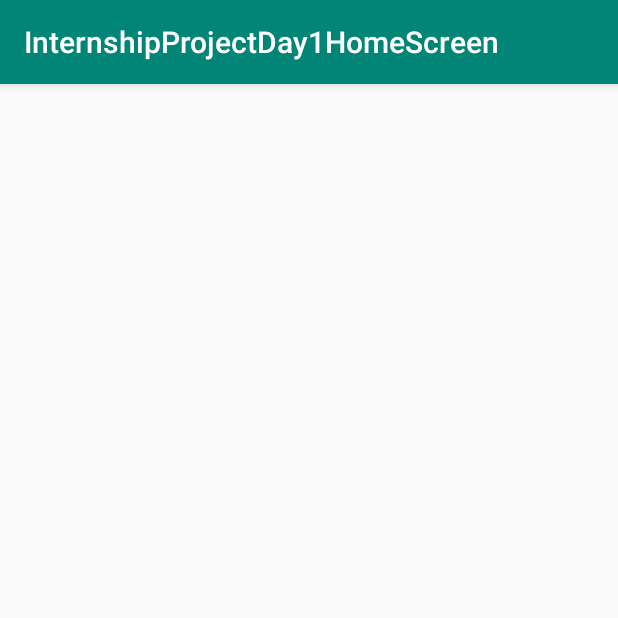
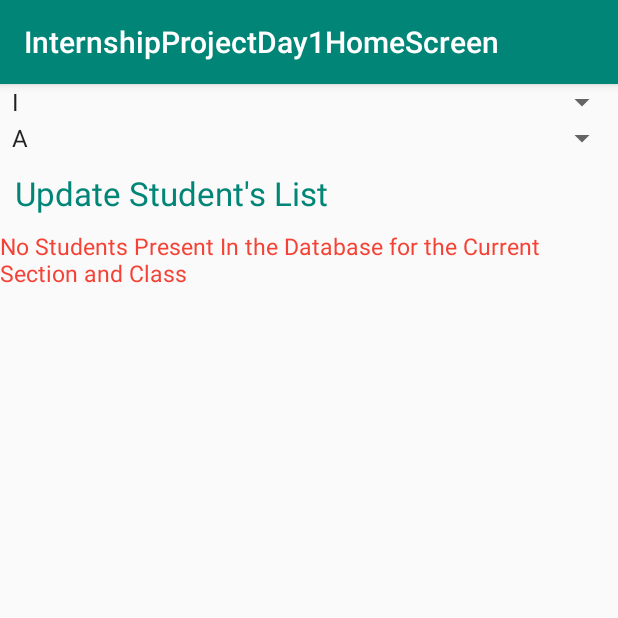
Before and after one commit to shub-naik/UpdatedSmartSchoolApp, an Android app: the UpdateStudent screen opened directly, with no data from a screen before it, on a phone screen of 412 x 824 dp, the top half of it. Run offline under Robolectric (Android 15) with nearby library versions, the phone set to English and light mode, and no system bars; our stand-ins replace Firebase (no records; nobody signed in at launch, a user with empty details on screens opened directly), Picasso; pictures from the network do not load.

Commit message:
Full Backend Functional With Update Student

```diff
--- a/app/src/main/java/com/pragyatitsolutions/SchoolManagement/UpdateStudent.java
+++ b/app/src/main/java/com/pragyatitsolutions/SchoolManagement/UpdateStudent.java
@@ -1,14 +1,183 @@
 package com.pragyatitsolutions.SchoolManagement;
 
+import androidx.annotation.NonNull;
+import androidx.appcompat.app.AlertDialog;
 import androidx.appcompat.app.AppCompatActivity;
+import androidx.recyclerview.widget.LinearLayoutManager;
+import androidx.recyclerview.widget.RecyclerView;
 
+import android.content.DialogInterface;
 import android.os.Bundle;
+import android.view.LayoutInflater;
+import android.view.View;
+import android.widget.AdapterView;
+import android.widget.Button;
+import android.widget.EditText;
+import android.widget.ImageView;
+import android.widget.Spinner;
+import android.widget.TextView;
+import android.widget.Toast;
 
-public class UpdateStudent extends AppCompatActivity {
+import com.google.firebase.database.DataSnapshot;
+import com.google.firebase.database.DatabaseError;
+import com.google.firebase.database.DatabaseReference;
+import com.google.firebase.database.FirebaseDatabase;
+import com.google.firebase.database.ValueEventListener;
+import com.squareup.picasso.Picasso;
+
+import java.util.ArrayList;
+import java.util.List;
+
+public class UpdateStudent extends AppCompatActivity implements RecyclerViewClickInterface {
+    RecyclerView recyclerView;
+    List<Student> list;
+    DatabaseReference ref;
+    Spinner classes, section;
+    StudentsListAdapter adapter;
 
     @Override
     protected void onCreate(Bundle savedInstanceState) {
         super.onCreate(savedInstanceState);
         setContentView(R.layout.activity_update_student);
+
+        list = new ArrayList<>();
+
+        recyclerView = findViewById(R.id.UpdateStudentsListRecyclerView);
+        recyclerView.setLayoutManager(new LinearLayoutManager(this));
+        adapter = new StudentsListAdapter(list, UpdateStudent.this, UpdateStudent.this);
+        recyclerView.setAdapter(adapter);
+
+        classes = findViewById(R.id.UpdateListStudentClasses);
+        section = findViewById(R.id.UpdateListStudentSection);
+
+        ref = FirebaseDatabase.getInstance().getReference("StudentsData");
+        DisplayDataInRecyclerView();
+
+        classes.setOnItemSelectedListener(new AdapterView.OnItemSelectedListener() {
+            @Override
+            public void onItemSelected(AdapterView<?> parent, View view, int position, long id) {
+                DisplayDataInRecyclerView();
+            }
+
+            @Override
+            public void onNothingSelected(AdapterView<?> parent) {
+
+            }
+        });
+        section.setOnItemSelectedListener(new AdapterView.OnItemSelectedListener() {
+            @Override
+            public void onItemSelected(AdapterView<?> parent, View view, int position, long id) {
+                DisplayDataInRecyclerView();
+            }
+
+            @Override
+            public void onNothingSelected(AdapterView<?> parent) {
+
+            }
+        });
+
+    }
+
+
+    private void DisplayDataInRecyclerView() {
+
+        // Show Dialog Box while Data is Adding to the Database.
+        // Build an AlertDialog
+        final AlertDialog.Builder builder = new AlertDialog.Builder(UpdateStudent.this);
+
+        LayoutInflater inflater = getLayoutInflater();
+        View dialogView = inflater.inflate(R.layout.progress_dialog_using_alert_dialog, null);
+
+        TextView title = dialogView.findViewById(R.id.AlertTitle);
+        TextView message = dialogView.findViewById(R.id.AlertMessage);
+        title.setText("Loading..");
+        message.setText("Data is Loading...");
+
+        // Specify alert dialog is not cancelable/not ignorable
+        builder.setCancelable(false);
+
+        // Set the custom layout as alert dialog view
+        builder.setView(dialogView);
+
+        final AlertDialog alertDialog = builder.create();
+        alertDialog.show();
+
+
+        String classesString, sectionString;
+        classesString = classes.getSelectedItem().toString();
+        sectionString = section.getSelectedItem().toString();
+
+        ref.child(classesString).child(sectionString).addListenerForSingleValueEvent(new ValueEventListener() {
+            @Override
+            public void onDataChange(@NonNull DataSnapshot dataSnapshot) {
+                if (dataSnapshot.exists()) {
+                    TextView status = findViewById(R.id.UpdateStudentStatus);
+                    status.setVisibility(View.INVISIBLE);
+                    list.clear();
+                    for (DataSnapshot d1 : dataSnapshot.getChildren()) {
+                        list.add(d1.getValue(Student.class));
+                    }
+                    adapter = new StudentsListAdapter(list, UpdateStudent.this, UpdateStudent.this);
+                    recyclerView.setAdapter(adapter);
+                    adapter.notifyDataSetChanged();
+                    alertDialog.dismiss();
+                } else {
+                    TextView status = findViewById(R.id.UpdateStudentStatus);
+                    status.setVisibility(View.VISIBLE);
+                    alertDialog.dismiss();
+                    list.clear();
+                    StudentsListAdapter adapter = new StudentsListAdapter(list, UpdateStudent.this, UpdateStudent.this);
+                    recyclerView.setAdapter(adapter);
+                    Toast.makeText(UpdateStudent.this, "No Data Present in the Database to show", Toast.LENGTH_SHORT).show();
+                }
+                alertDialog.dismiss();
+            }
+
+            @Override
+            public void onCancelled(@NonNull DatabaseError databaseError) {
+
+            }
+        });
+    }
+
+    @Override
+    public void OnItemClick(final int position) {
+
+        final Student s = list.get(position);
+// Show Dialog Box while Data is Adding to the Database.
+        // Build an AlertDialog
+        final AlertDialog.Builder builder = new AlertDialog.Builder(UpdateStudent.this);
+
+        builder.setTitle("Updating " + s.getSname());
+
+        LayoutInflater inflater = getLayoutInflater();
+        View dialogView = inflater.inflate(R.layout.update_student_dialog, null);
+        // Specify alert dialog is not cancelable/not ignorable
+        builder.setCancelable(true);
+
+        // Set the custom layout as alert dialog view
+        builder.setView(dialogView);
+
+        final AlertDialog alertDialog = builder.create();
+        alertDialog.show();
+
+        EditText name = dialogView.findViewById(R.id.UpdateAlertDialogName);
+        name.setText(s.getSname());
+        EditText phone = dialogView.findViewById(R.id.UpdateAlertDialogPhone);
+        phone.setText(s.getSphone());
+        EditText address = dialogView.findViewById(R.id.UpdateAlertDialogAddress);
+        address.setText(s.getSaddress());
+        EditText password = dialogView.findViewById(R.id.UpdateAlertDialogPassword);
+        password.setText(s.getPassword());
+
+        Button update = dialogView.findViewById(R.id.UpdateStudentButton);
+        update.setOnClickListener(new View.OnClickListener() {
+            @Override
+            public void onClick(View v) {
+                alertDialog.dismiss();
+                Toast.makeText(UpdateStudent.this, "Value Updated", Toast.LENGTH_SHORT).show();
+            }
+        });
+        // Dialog Box Code Ends Here
     }
 }
--- a/app/src/main/res/layout/activity_update_student.xml
+++ b/app/src/main/res/layout/activity_update_student.xml
@@ -1,9 +1,44 @@
 <?xml version="1.0" encoding="utf-8"?>
-<androidx.constraintlayout.widget.ConstraintLayout xmlns:android="http://schemas.android.com/apk/res/android"
+<LinearLayout xmlns:android="http://schemas.android.com/apk/res/android"
     xmlns:app="http://schemas.android.com/apk/res-auto"
     xmlns:tools="http://schemas.android.com/tools"
     android:layout_width="match_parent"
     android:layout_height="match_parent"
+    android:orientation="vertical"
     tools:context="com.pragyatitsolutions.SchoolManagement.UpdateStudent">
 
-</androidx.constraintlayout.widget.ConstraintLayout>
+    <Spinner
+        android:id="@+id/UpdateListStudentClasses"
+        android:layout_width="match_parent"
+        android:layout_height="wrap_content"
+        android:entries="@array/classes" />
+
+    <Spinner
+        android:id="@+id/UpdateListStudentSection"
+        android:layout_width="match_parent"
+        android:layout_height="wrap_content"
+        android:entries="@array/section" />
+
+    <TextView
+        android:layout_width="match_parent"
+        android:layout_height="wrap_content"
+        android:layout_margin="10dp"
+        android:text="Update Student's List"
+        android:textAppearance="@style/TextAppearance.AppCompat.Large"
+        android:textColor="@color/colorPrimary" />
+
+    <TextView
+        android:id="@+id/UpdateStudentStatus"
+        android:layout_width="match_parent"
+        android:layout_height="wrap_content"
+        android:text="No Students Present In the Database for the Current Section and Class"
+        android:textColor="@color/red"
+        android:textSize="15dp"
+        android:visibility="invisible" />
+
+    <androidx.recyclerview.widget.RecyclerView
+        android:id="@+id/UpdateStudentsListRecyclerView"
+        android:layout_width="match_parent"
+        android:layout_height="match_parent" />
+
+</LinearLayout>
```
Also changed, not shown: app/src/main/res/layout/update_student_dialog.xml (added, +40 -0 lines).
